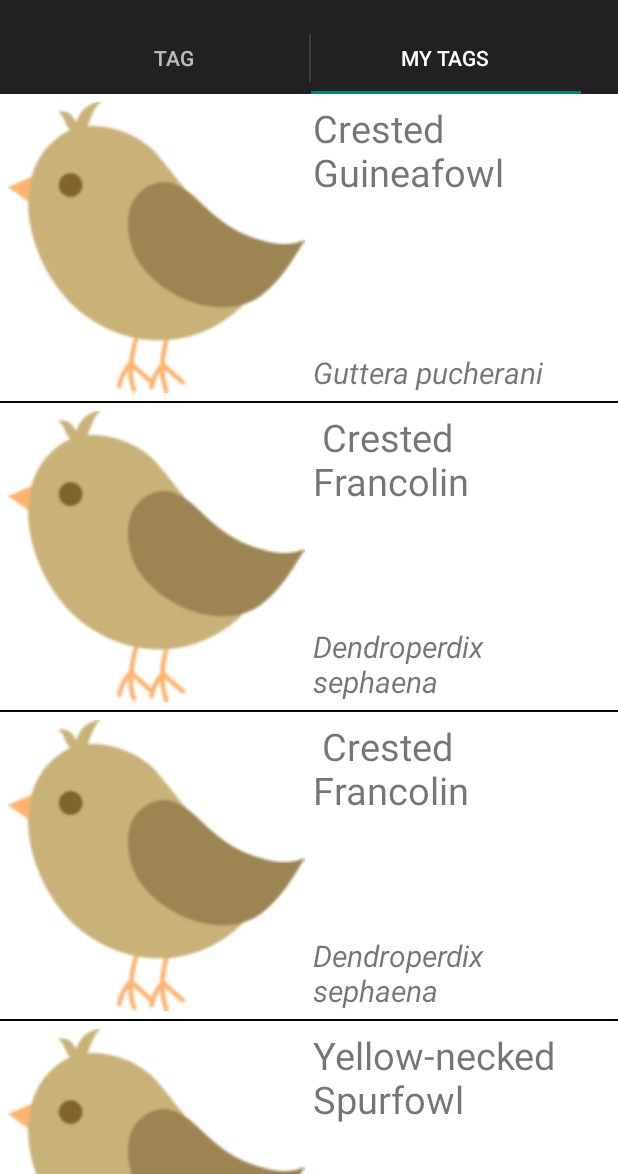
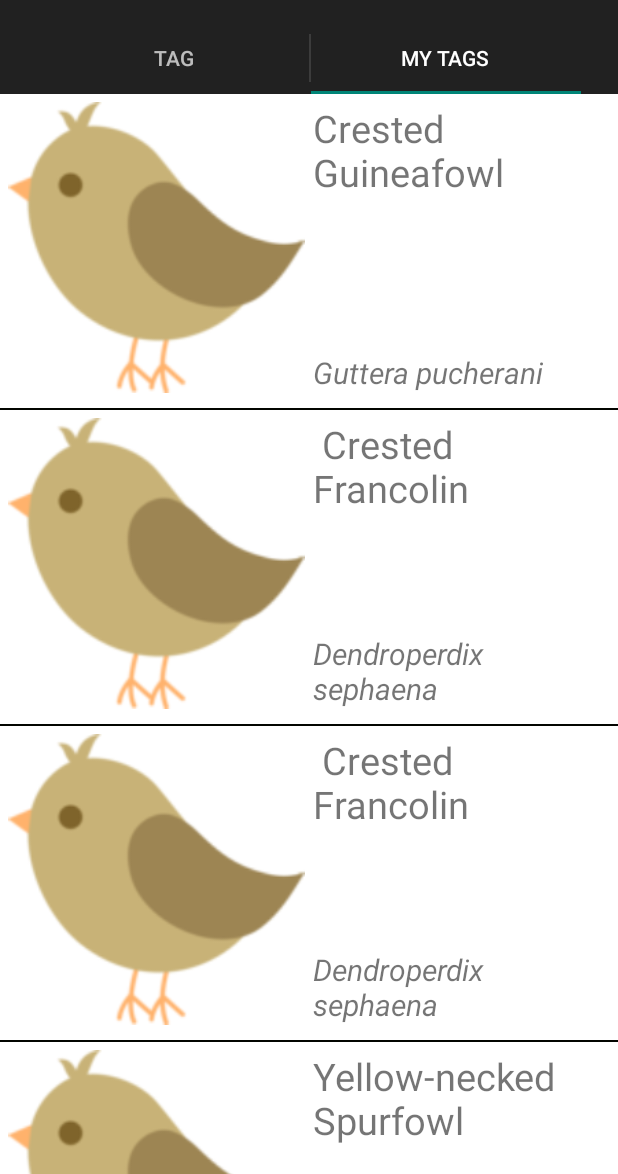
Before and after one commit to oguya/Ndege, an Android app: the screen it shows after launch (MainActivity), tab 2 chosen, on a phone screen of 412 x 824 dp, the part 62-1236 px from its top. Run offline under Robolectric (Android 15) with nearby library versions, the phone set to English and light mode, and no system bars.

Commit message:
working on taglist view

```diff
--- a/ndege/src/main/res/layout/frag_view_tags.xml
+++ b/ndege/src/main/res/layout/frag_view_tags.xml
@@ -18,6 +18,8 @@
         android:dividerHeight="1dp"
         android:fastScrollEnabled="true"
         android:fadeScrollbars="true"
+        android:clipToPadding="false"
+        android:scrollbarStyle="outsideOverlay"
         android:listSelector="@drawable/tag_list_selector"/>
 
     <!-- no items list-->
--- a/ndege/src/main/res/layout/tags_row_layout.xml
+++ b/ndege/src/main/res/layout/tags_row_layout.xml
@@ -7,8 +7,10 @@
 
     <LinearLayout
         android:layout_width="match_parent"
-        android:layout_margin="5dp"
-        android:layout_marginBottom="20dp"
+        android:layout_marginTop="5dp"
+        android:layout_marginLeft="5dp"
+        android:layout_marginRight="5dp"
+        android:layout_marginBottom="10dp"
         android:layout_height="match_parent"
         android:orientation="horizontal">
 
```
